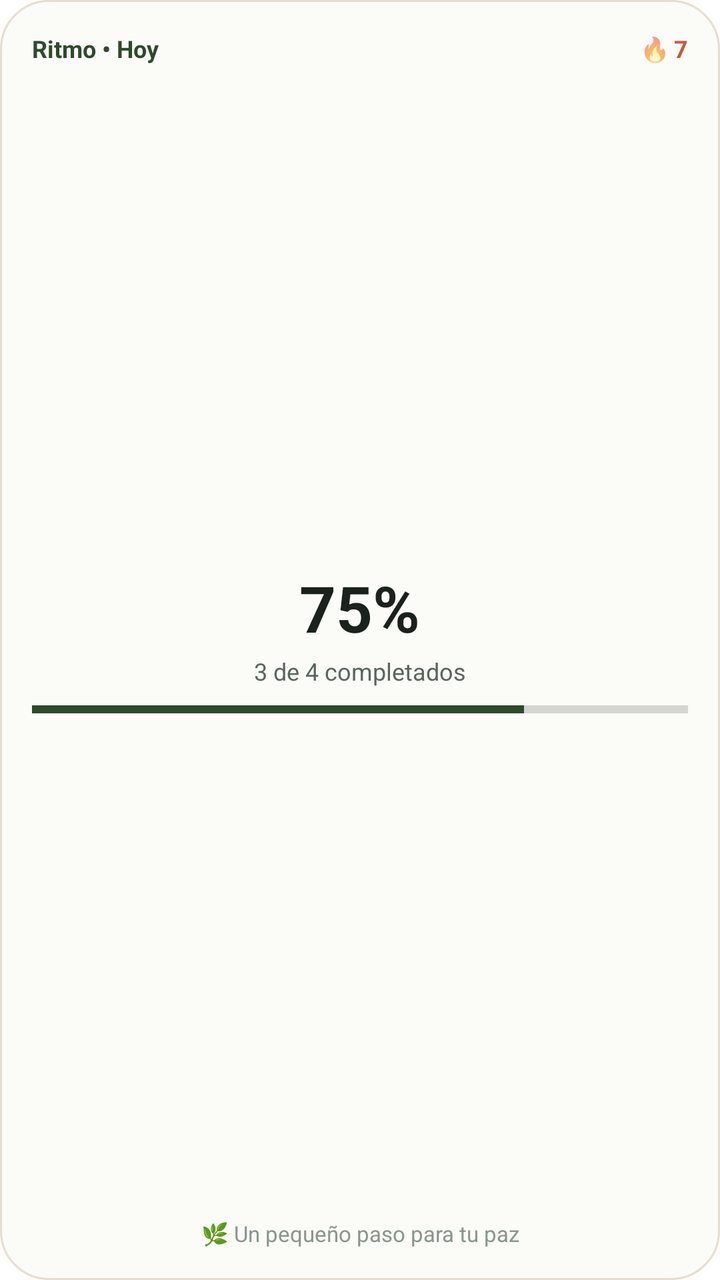
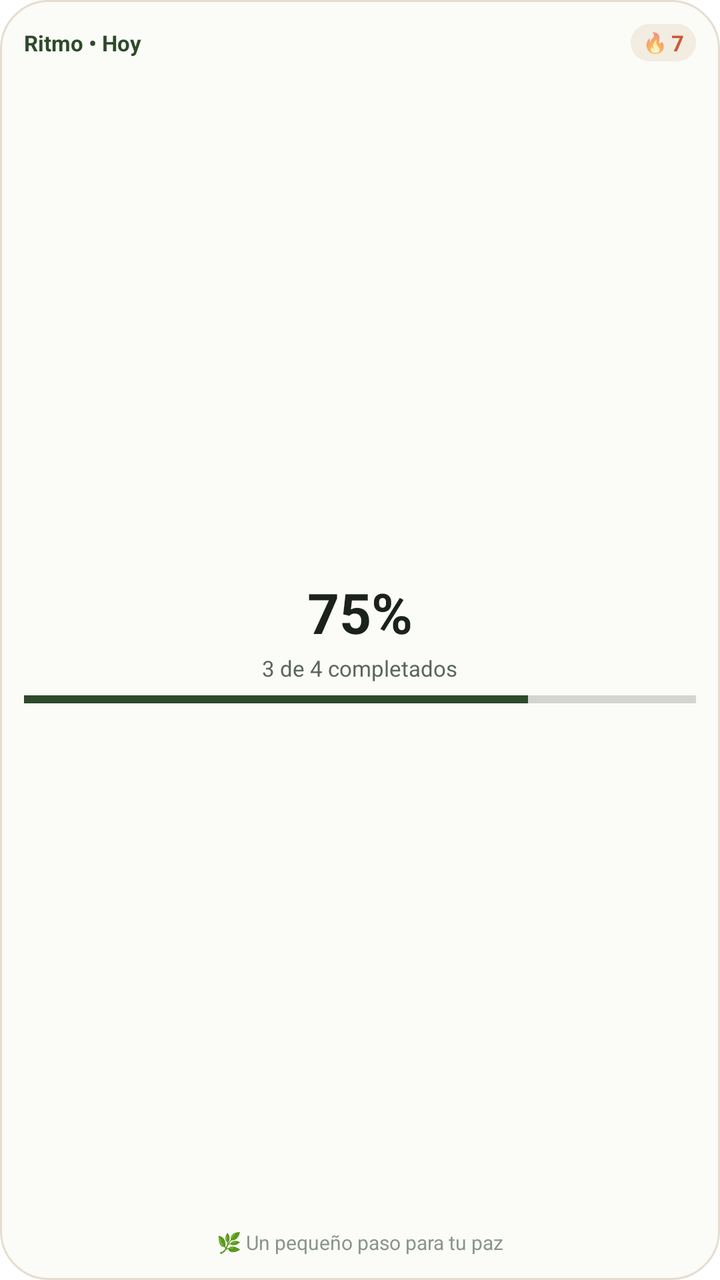

An Android layout rendered at two revisions. The XML below is the earlier revision; the diff shows what the commit changed to produce the second picture.
<!-- AndroidManifest.xml: fallback theme Theme.MaterialComponents.DayNight.NoActionBar -->
<!-- res/layout/widget_mindful_pulse.xml -->
<?xml version="1.0" encoding="utf-8"?>
<RelativeLayout xmlns:android="http://schemas.android.com/apk/res/android"
    android:id="@+id/widget_pulse_root"
    android:layout_width="match_parent"
    android:layout_height="match_parent"
    android:padding="16dp"
    android:background="@drawable/widget_bg_card">

    
    <LinearLayout
        android:id="@+id/pulse_header"
        android:layout_width="match_parent"
        android:layout_height="wrap_content"
        android:orientation="horizontal"
        android:gravity="center_vertical">

        <TextView
            android:id="@+id/pulse_time_greeting"
            android:layout_width="0dp"
            android:layout_height="wrap_content"
            android:layout_weight="1"
            android:text="Ritmo • Hoy"
            android:textSize="12sp"
            android:textStyle="bold"
            android:textColor="#2D4A2B"
            android:maxLines="1"
            android:ellipsize="end" />

        <LinearLayout
            android:layout_width="wrap_content"
            android:layout_height="wrap_content"
            android:orientation="horizontal"
            android:gravity="center_vertical">

            <TextView
                android:layout_width="wrap_content"
                android:layout_height="wrap_content"
                android:text="🔥"
                android:textSize="12sp" />

            <TextView
                android:id="@+id/pulse_streak_count"
                android:layout_width="wrap_content"
                android:layout_height="wrap_content"
                android:layout_marginStart="2dp"
                android:text="7"
                android:textSize="12sp"
                android:textStyle="bold"
                android:textColor="#C85A3B" />
        </LinearLayout>
    </LinearLayout>

    
    <LinearLayout
        android:id="@+id/pulse_center_stats"
        android:layout_width="match_parent"
        android:layout_height="wrap_content"
        android:layout_centerInParent="true"
        android:orientation="vertical"
        android:gravity="center">

        <TextView
            android:id="@+id/pulse_percent_text"
            android:layout_width="wrap_content"
            android:layout_height="wrap_content"
            android:text="75%"
            android:textSize="32sp"
            android:textStyle="bold"
            android:textColor="#1B221C" />

        <TextView
            android:id="@+id/pulse_fraction_text"
            android:layout_width="wrap_content"
            android:layout_height="wrap_content"
            android:layout_marginTop="2dp"
            android:text="3 de 4 completados"
            android:textSize="12sp"
            android:textColor="#5A665D" />

        
        <ProgressBar
            android:id="@+id/pulse_progress_bar"
            style="?android:attr/progressBarStyleHorizontal"
            android:layout_width="match_parent"
            android:layout_height="6dp"
            android:layout_marginTop="8dp"
            android:max="100"
            android:progress="75"
            android:progressTint="#2D4A2B" />
    </LinearLayout>

    
    <LinearLayout
        android:id="@+id/pulse_completed_view"
        android:layout_width="match_parent"
        android:layout_height="wrap_content"
        android:layout_centerInParent="true"
        android:orientation="vertical"
        android:gravity="center"
        android:visibility="gone">

        <TextView
            android:layout_width="wrap_content"
            android:layout_height="wrap_content"
            android:text="🏆"
            android:textSize="28sp" />

        <TextView
            android:id="@+id/pulse_completed_title"
            android:layout_width="wrap_content"
            android:layout_height="wrap_content"
            android:layout_marginTop="4dp"
            android:text="¡Día Completado!"
            android:textSize="14sp"
            android:textStyle="bold"
            android:textColor="#2E7D32" />

        <TextView
            android:id="@+id/pulse_completed_sub"
            android:layout_width="wrap_content"
            android:layout_height="wrap_content"
            android:layout_marginTop="2dp"
            android:text="Todos tus hábitos listos"
            android:textSize="11sp"
            android:textColor="#5A665D" />
    </LinearLayout>

    
    <LinearLayout
        android:id="@+id/pulse_empty_view"
        android:layout_width="match_parent"
        android:layout_height="wrap_content"
        android:layout_centerInParent="true"
        android:orientation="vertical"
        android:gravity="center"
        android:visibility="gone">

        <TextView
            android:layout_width="wrap_content"
            android:layout_height="wrap_content"
            android:text="🌱"
            android:textSize="24sp" />

        <TextView
            android:layout_width="wrap_content"
            android:layout_height="wrap_content"
            android:layout_marginTop="4dp"
            android:text="Sin hábitos para hoy"
            android:textSize="12sp"
            android:textStyle="bold"
            android:textColor="#1B221C" />

        <TextView
            android:layout_width="wrap_content"
            android:layout_height="wrap_content"
            android:layout_marginTop="2dp"
            android:text="Toca para planificar tu día"
            android:textSize="10sp"
            android:textColor="#8A968C" />
    </LinearLayout>

    
    <TextView
        android:id="@+id/pulse_zen_quote"
        android:layout_width="match_parent"
        android:layout_height="wrap_content"
        android:layout_alignParentBottom="true"
        android:gravity="center"
        android:text="🌿 Un pequeño paso para tu paz"
        android:textSize="11sp"
        android:textColor="#8A968C"
        android:maxLines="1"
        android:ellipsize="end" />

</RelativeLayout>
<!-- resources referenced by this layout -->
<resources>
  <!-- drawable widget_bg_card (drawable) -->
  <?xml version="1.0" encoding="utf-8"?>
  <shape xmlns:android="http://schemas.android.com/apk/res/android"
      android:shape="rectangle">
      <corners android:radius="24dp" />
      <solid android:color="#FBFBF8" />
      <stroke android:width="1dp" android:color="#E5DDD0" />
  </shape>
</resources>

<!-- the commit's change to res/layout/widget_mindful_pulse.xml (unified diff, before → after) -->
@@ -3,7 +3,7 @@
     android:id="@+id/widget_pulse_root"
     android:layout_width="match_parent"
     android:layout_height="match_parent"
-    android:padding="16dp"
+    android:padding="12dp"
     android:background="@drawable/widget_bg_card">
 
     
@@ -20,23 +20,30 @@
             android:layout_height="wrap_content"
             android:layout_weight="1"
             android:text="Ritmo • Hoy"
-            android:textSize="12sp"
+            android:textSize="11sp"
             android:textStyle="bold"
             android:textColor="#2D4A2B"
             android:maxLines="1"
+            android:singleLine="true"
             android:ellipsize="end" />
 
         <LinearLayout
             android:layout_width="wrap_content"
             android:layout_height="wrap_content"
+            android:layout_marginStart="4dp"
             android:orientation="horizontal"
-            android:gravity="center_vertical">
+            android:gravity="center_vertical"
+            android:background="@drawable/widget_item_bg"
+            android:paddingStart="6dp"
+            android:paddingEnd="6dp"
+            android:paddingTop="2dp"
+            android:paddingBottom="2dp">
 
             <TextView
                 android:layout_width="wrap_content"
                 android:layout_height="wrap_content"
                 android:text="🔥"
-                android:textSize="12sp" />
+                android:textSize="10sp" />
 
             <TextView
                 android:id="@+id/pulse_streak_count"
@@ -44,7 +51,7 @@
                 android:layout_height="wrap_content"
                 android:layout_marginStart="2dp"
                 android:text="7"
-                android:textSize="12sp"
+                android:textSize="11sp"
                 android:textStyle="bold"
                 android:textColor="#C85A3B" />
         </LinearLayout>
@@ -64,7 +71,7 @@
             android:layout_width="wrap_content"
             android:layout_height="wrap_content"
             android:text="75%"
-            android:textSize="32sp"
+            android:textSize="28sp"
             android:textStyle="bold"
             android:textColor="#1B221C" />
 
@@ -74,7 +81,7 @@
             android:layout_height="wrap_content"
             android:layout_marginTop="2dp"
             android:text="3 de 4 completados"
-            android:textSize="12sp"
+            android:textSize="11sp"
             android:textColor="#5A665D" />
 
         
@@ -82,8 +89,8 @@
             android:id="@+id/pulse_progress_bar"
             style="?android:attr/progressBarStyleHorizontal"
             android:layout_width="match_parent"
-            android:layout_height="6dp"
-            android:layout_marginTop="8dp"
+            android:layout_height="5dp"
+            android:layout_marginTop="6dp"
             android:max="100"
             android:progress="75"
             android:progressTint="#2D4A2B" />
@@ -103,15 +110,15 @@
             android:layout_width="wrap_content"
             android:layout_height="wrap_content"
             android:text="🏆"
-            android:textSize="28sp" />
+            android:textSize="22sp" />
 
         <TextView
             android:id="@+id/pulse_completed_title"
             android:layout_width="wrap_content"
             android:layout_height="wrap_content"
-            android:layout_marginTop="4dp"
+            android:layout_marginTop="2dp"
             android:text="¡Día Completado!"
-            android:textSize="14sp"
+            android:textSize="13sp"
             android:textStyle="bold"
             android:textColor="#2E7D32" />
 
@@ -119,9 +126,9 @@
             android:id="@+id/pulse_completed_sub"
             android:layout_width="wrap_content"
             android:layout_height="wrap_content"
-            android:layout_marginTop="2dp"
+            android:layout_marginTop="1dp"
             android:text="Todos tus hábitos listos"
-            android:textSize="11sp"
+            android:textSize="10sp"
             android:textColor="#5A665D" />
     </LinearLayout>
 
@@ -139,12 +146,12 @@
             android:layout_width="wrap_content"
             android:layout_height="wrap_content"
             android:text="🌱"
-            android:textSize="24sp" />
+            android:textSize="20sp" />
 
         <TextView
             android:layout_width="wrap_content"
             android:layout_height="wrap_content"
-            android:layout_marginTop="4dp"
+            android:layout_marginTop="2dp"
             android:text="Sin hábitos para hoy"
             android:textSize="12sp"
             android:textStyle="bold"
@@ -153,8 +160,8 @@
         <TextView
             android:layout_width="wrap_content"
             android:layout_height="wrap_content"
-            android:layout_marginTop="2dp"
-            android:text="Toca para planificar tu día"
+            android:layout_marginTop="1dp"
+            android:text="Toca para planificar"
             android:textSize="10sp"
             android:textColor="#8A968C" />
     </LinearLayout>
@@ -167,9 +174,10 @@
         android:layout_alignParentBottom="true"
         android:gravity="center"
         android:text="🌿 Un pequeño paso para tu paz"
-        android:textSize="11sp"
+        android:textSize="10sp"
         android:textColor="#8A968C"
         android:maxLines="1"
+        android:singleLine="true"
         android:ellipsize="end" />
 
 </RelativeLayout>
<!-- resource entries referenced after the edit -->
@@ -8,5 +8,12 @@
       <solid android:color="#FBFBF8" />
       <stroke android:width="1dp" android:color="#E5DDD0" />
   </shape>
+  <!-- drawable widget_item_bg (drawable) -->
+  <?xml version="1.0" encoding="utf-8"?>
+  <shape xmlns:android="http://schemas.android.com/apk/res/android"
+      android:shape="rectangle">
+      <corners android:radius="14dp" />
+      <solid android:color="#F2ECE1" />
+  </shape>
 </resources>
 
